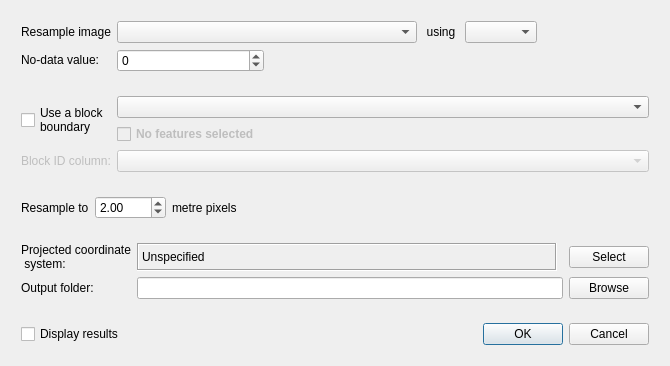
This is pat/gui/resampleImageToBlock_dialog_base.ui in CSIRO-Precision-Agriculture/PAT_QGIS_Plugin as Qt 5 draws it before an edit. The edited form follows.
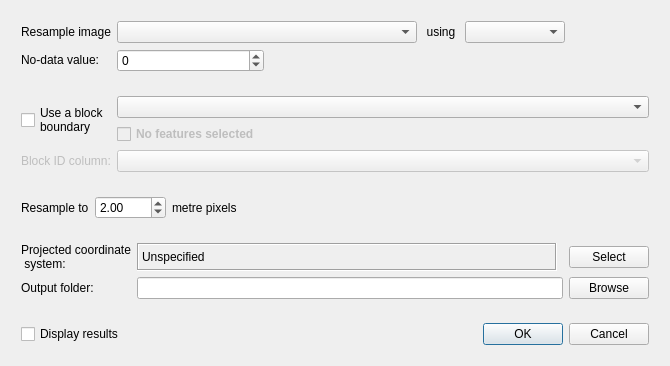
This is the edited form. Custom widgets are drawn as their Qt base class.

```diff
--- a/pat/gui/resampleImageToBlock_dialog_base.ui
+++ b/pat/gui/resampleImageToBlock_dialog_base.ui
@@ -328,7 +328,7 @@
            </property>
            <property name="minimumSize">
             <size>
-             <width>0</width>
+             <width>100</width>
              <height>0</height>
             </size>
            </property>
```
